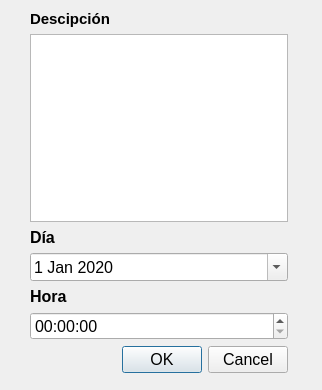
jesusArteaga17/FerreteriaGuerreroPython, file emergente_agendar.ui: the form before one commit.
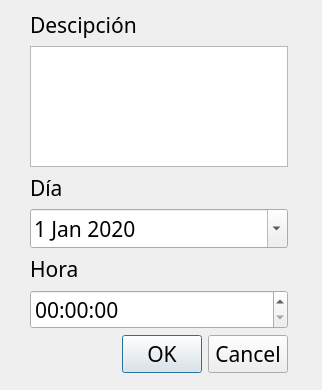
The form after the commit.

```diff
--- a/emergente_agendar.ui
+++ b/emergente_agendar.ui
@@ -12,13 +12,20 @@
   </property>
   <property name="font">
    <font>
-    <pointsize>12</pointsize>
+    <family>Arial Unicode MS</family>
+    <pointsize>16</pointsize>
+    <weight>9</weight>
+    <italic>false</italic>
+    <bold>false</bold>
    </font>
   </property>
   <property name="windowTitle">
    <string>Agendar</string>
   </property>
-  <widget class="QWidget" name="">
+  <property name="styleSheet">
+   <string notr="true">*{font: 75 16pt &quot;Arial Unicode MS&quot;}</string>
+  </property>
+  <widget class="QWidget" name="layoutWidget">
    <property name="geometry">
     <rect>
      <x>30</x>
@@ -32,9 +39,11 @@
      <widget class="QLabel" name="label">
       <property name="font">
        <font>
-        <pointsize>11</pointsize>
-        <weight>75</weight>
-        <bold>true</bold>
+        <family>Arial Unicode MS</family>
+        <pointsize>16</pointsize>
+        <weight>9</weight>
+        <italic>false</italic>
+        <bold>false</bold>
        </font>
       </property>
       <property name="text">
@@ -46,7 +55,11 @@
      <widget class="QPlainTextEdit" name="descripcion_agendar">
       <property name="font">
        <font>
-        <pointsize>10</pointsize>
+        <family>Arial Unicode MS</family>
+        <pointsize>16</pointsize>
+        <weight>9</weight>
+        <italic>false</italic>
+        <bold>false</bold>
        </font>
       </property>
      </widget>
@@ -55,8 +68,11 @@
      <widget class="QLabel" name="label_2">
       <property name="font">
        <font>
-        <weight>75</weight>
-        <bold>true</bold>
+        <family>Arial Unicode MS</family>
+        <pointsize>16</pointsize>
+        <weight>9</weight>
+        <italic>false</italic>
+        <bold>false</bold>
        </font>
       </property>
       <property name="text">
@@ -82,8 +98,11 @@
      <widget class="QLabel" name="label_3">
       <property name="font">
        <font>
-        <weight>75</weight>
-        <bold>true</bold>
+        <family>Arial Unicode MS</family>
+        <pointsize>16</pointsize>
+        <weight>9</weight>
+        <italic>false</italic>
+        <bold>false</bold>
        </font>
       </property>
       <property name="text">
```
